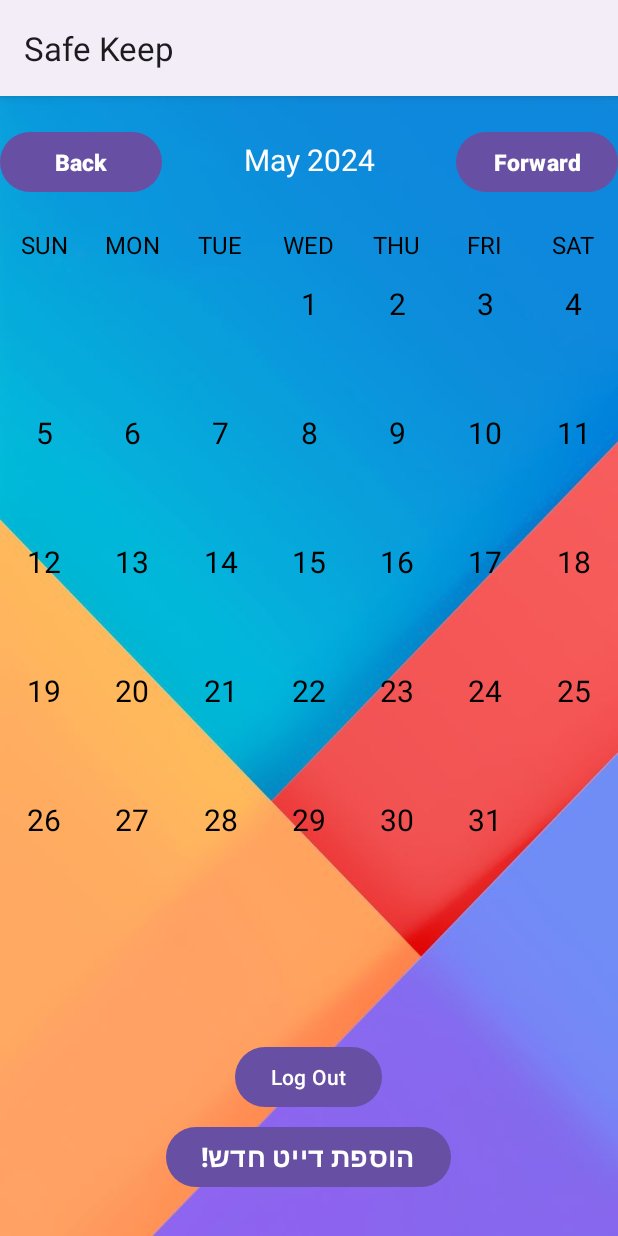
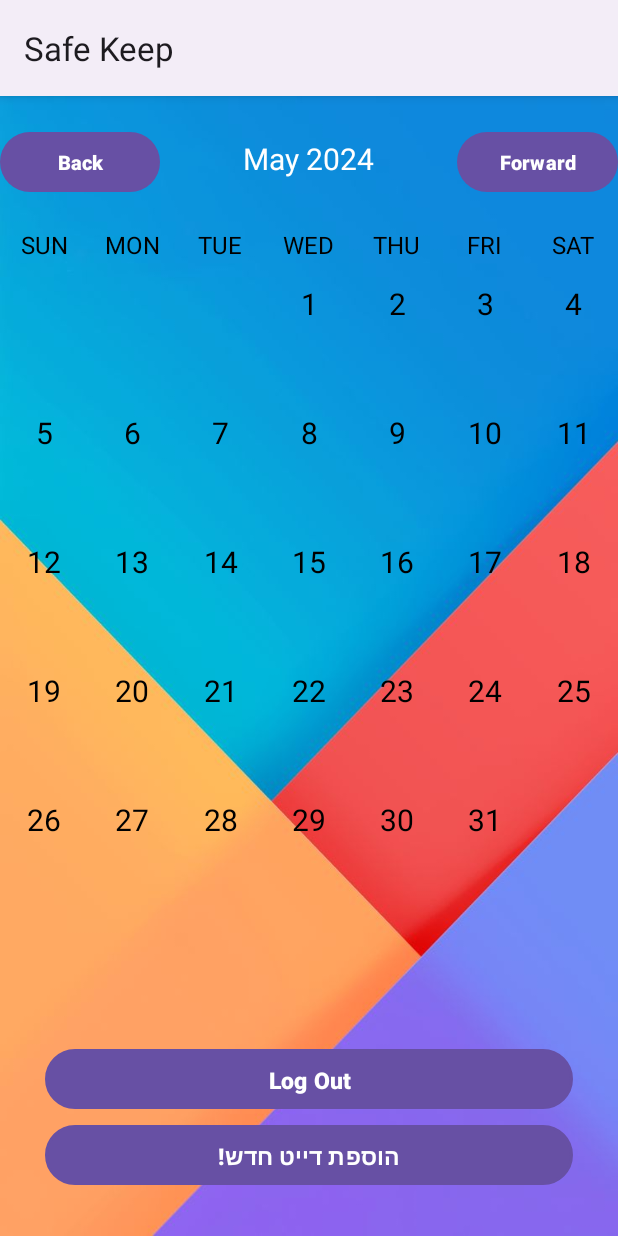
Before and after one commit to Ayalaav/safe_keep, an Android app: the screen it shows after launch once a user with an empty profile is signed in (MainActivity), on a phone screen of 412 x 824 dp. Run offline under Robolectric (Android 15) with nearby library versions, the phone set to English and light mode, and no system bars; our stand-ins replace Firebase (no records; nobody signed in at launch, a user with empty details on screens opened directly).

Commit message:
date popup button

```diff
--- a/app/src/main/AndroidManifest.xml
+++ b/app/src/main/AndroidManifest.xml
@@ -64,6 +64,8 @@
             android:name="com.safe_keep.app.SettingsActivity"
             android:exported="true">
         </activity>
+
+
     </application>
 
 </manifest>
--- /dev/null
+++ b/app/src/main/res/drawable/button_background.xml
@@ -0,0 +1,12 @@
+<?xml version="1.0" encoding="utf-8"?>
+<shape xmlns:android="http://schemas.android.com/apk/res/android"
+    android:shape="rectangle">
+
+<!--    <solid android:color="@color/lavender"/>-->
+    <corners
+        android:radius="40dp"/>
+    <stroke
+        android:width="2dp"
+        android:color="@color/white"/>
+
+</shape>
--- a/app/src/main/res/layout/activity_login.xml
+++ b/app/src/main/res/layout/activity_login.xml
@@ -107,4 +107,6 @@
         android:textSize="15sp"
         android:textStyle="bold" />
 
+
+
 </LinearLayout>
--- a/app/src/main/res/layout/activity_main.xml
+++ b/app/src/main/res/layout/activity_main.xml
@@ -17,14 +17,14 @@
 
 
         <Button
-            android:layout_width="10dp"
+            android:layout_width="8dp"
             android:layout_height="wrap_content"
             android:layout_weight="1"
             android:background="@null"
             android:onClick="previousMonthAction"
             android:text="@string/Back"
             android:textColor="@color/white"
-            android:textSize="15sp"
+            android:textSize="13sp"
             android:textStyle="bold" />
 
         <TextView
@@ -38,14 +38,14 @@
             android:textSize="20sp" />
 
         <Button
-            android:layout_width="10dp"
+            android:layout_width="8dp"
             android:layout_height="wrap_content"
             android:layout_weight="1"
             android:background="@null"
             android:onClick="nextMonthAction"
             android:text="@string/Forward"
             android:textColor="@color/white"
-            android:textSize="15sp"
+            android:textSize="13sp"
             android:textStyle="bold" />
 
     </LinearLayout>
@@ -130,20 +130,37 @@
 
     <Button
         android:id="@+id/logout"
-        android:layout_width="wrap_content"
-        android:layout_height="wrap_content"
-        android:layout_gravity="center"
+        android:layout_width="match_parent"
+        android:layout_height="40dp"
+        android:layout_marginStart="30dp"
+        android:layout_marginTop="5dp"
+        android:layout_marginEnd="30dp"
         android:layout_marginBottom="5dp"
-        android:text="@string/logout" />
+        android:background="@drawable/button_background"
+        android:gravity="center"
+        android:text="@string/logout"
+        android:textColor="@color/white"
+        android:textSize="15sp"
+        android:textStyle="bold"
+        tools:layout_editor_absoluteX="12dp"
+        tools:layout_editor_absoluteY="310dp" />
 
     <Button
         android:id="@+id/date"
-        android:layout_width="wrap_content"
-        android:layout_height="wrap_content"
-        android:layout_gravity="center"
+        android:layout_width="match_parent"
+        android:layout_height="40dp"
+        android:layout_marginStart="30dp"
+        android:layout_marginTop="5dp"
+        android:layout_marginEnd="30dp"
+        android:layout_marginBottom="5dp"
+        android:background="@drawable/button_background"
+        android:gravity="center"
         android:text="הוספת דייט חדש!"
-        android:textSize="18dp"
-        android:textStyle="bold" />
+        android:textColor="@color/white"
+        android:textSize="15sp"
+        android:textStyle="bold"
+        tools:layout_editor_absoluteX="12dp"
+        tools:layout_editor_absoluteY="310dp" />
 
 
     <com.google.android.material.bottomnavigation.BottomNavigationView
@@ -152,7 +169,7 @@
         android:layout_height="wrap_content"
         android:layout_alignParentBottom="true"
         android:layout_marginStart="20dp"
-        android:layout_marginTop="30dp"
+        android:layout_marginTop="20dp"
         android:layout_marginEnd="20dp"
         android:layout_marginBottom="30dp"
         android:background="@drawable/bottom_background"
--- a/app/src/main/res/layout/activity_settings.xml
+++ b/app/src/main/res/layout/activity_settings.xml
@@ -10,7 +10,7 @@
     <TextView
         android:layout_width="wrap_content"
         android:layout_height="wrap_content"
-        android:text="Settings"
+        android:text="@string/settings"
         android:textColor="@color/lavender"
         android:layout_centerInParent="true"
         android:textSize="36sp" />
@@ -32,4 +32,6 @@
         app:labelVisibilityMode="unlabeled"
         app:menu="@menu/bottom_menu" />
 
+
+
 </RelativeLayout>
--- a/app/src/main/res/values/colors.xml
+++ b/app/src/main/res/values/colors.xml
@@ -1,6 +1,6 @@
 <?xml version="1.0" encoding="utf-8"?>
 <resources>
-    <color name="purple_200">#FFBB86FC</color>
+    <color name="purple_200">#6026C8</color>
     <color name="purple_500">#FF6200EE</color>
     <color name="purple_700">#FF3700B3</color>
     <color name="teal_200">#FF03DAC5</color>
--- a/app/src/main/res/values/strings.xml
+++ b/app/src/main/res/values/strings.xml
@@ -17,4 +17,10 @@
     <string name="reset">Reset</string>
     <string name="Forward">Forward</string>
     <string name="Back">Back</string>
+    <string name="date">הוספת דייט</string>
+    <string name="title">הוסיפי כותרת</string>
+    <string name="alerts">התראות</string>
+    <string name="my_keepers_on_date">השומרים שלי בדייט הזה</string>
+    <string name="keepers">השומרים שלי</string>
+    <string name="settings">settings</string>
 </resources>
--- a/app/src/main/res/values/themes.xml
+++ b/app/src/main/res/values/themes.xml
@@ -1,6 +1,10 @@
 <resources xmlns:tools="http://schemas.android.com/tools">
     <!-- Base application theme. -->
     <style name="Theme.SafeKeep" parent="Theme.AppCompat.Light.NoActionBar">
+        <item name="colorOnPrimary">@color/white</item>
+        <item name="android:statusBarColor">?attr/colorPrimaryVariant</item>
+        <item name="colorPrimary">@color/lavender</item>
+        <item name="colorPrimaryVariant">@color/lavender</item>
 
     </style>
 </resources>
```
Also changed, not shown: app/src/main/java/com/safe_keep/app/MainActivity.java (+37 -4 lines), app/src/main/res/drawable/lavender_border.xml (added, +13 -0 lines), app/src/main/res/layout/new_date.xml (added, +37 -0 lines).
